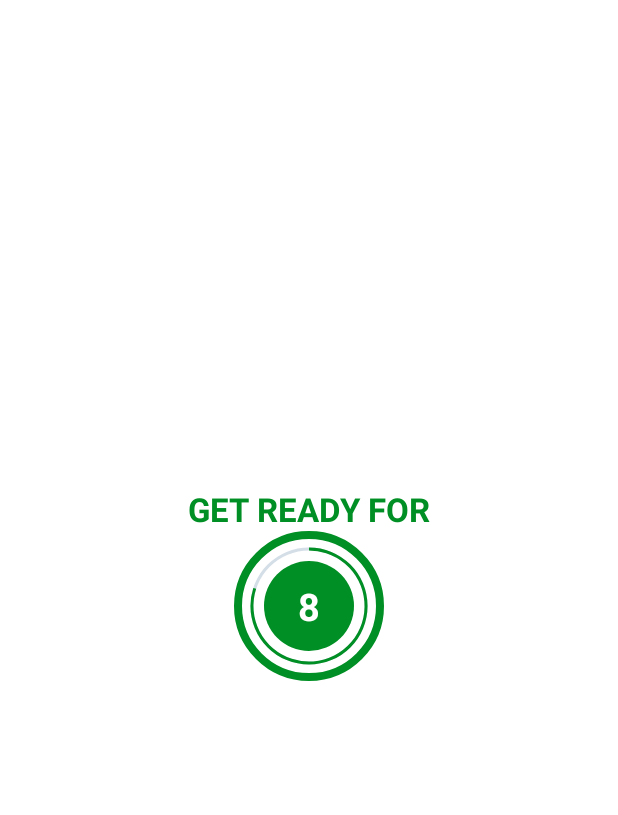
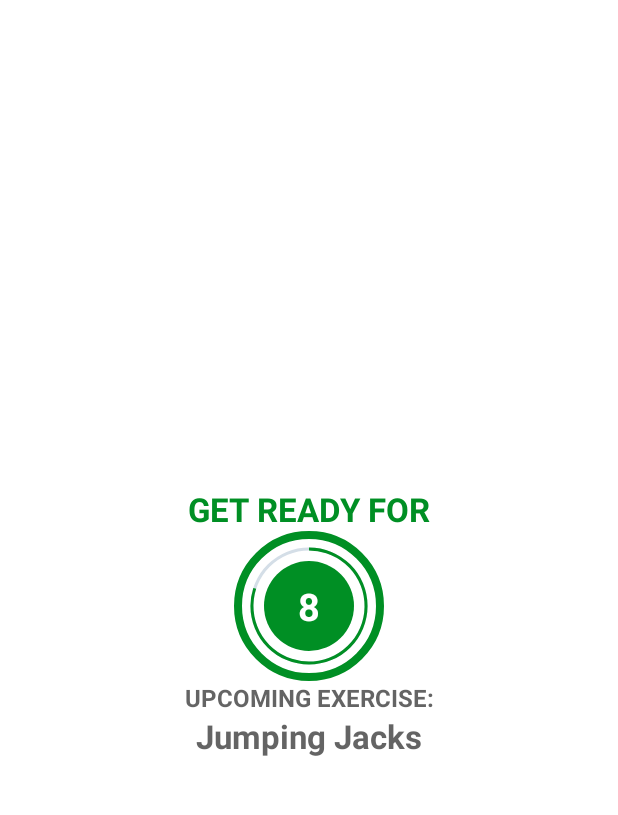
Before and after one commit to tomejake/7MinutesWorkout, an Android app: the ExerciseActivity screen opened directly, with no data from a screen before it, on a phone screen of 412 x 824 dp, the part 62-877 px from its top. Run offline under Robolectric (Android 15) with nearby library versions, the phone set to English and light mode, and no system bars.

Commit message:
Rest 상태에서 다음 운동을 알려주는 View 구현

```diff
--- a/app/src/main/java/com/example/a7minutesworkout/ExerciseActivity.kt
+++ b/app/src/main/java/com/example/a7minutesworkout/ExerciseActivity.kt
@@ -43,11 +43,16 @@ class ExerciseActivity : AppCompatActivity() {
         binding?.tvExerciseName?.visibility = View.INVISIBLE
         binding?.flExerciseView?.visibility = View.INVISIBLE
         binding?.ivImage?.visibility = View.INVISIBLE
+        binding?.tvUpcomingLabel?.visibility = View.VISIBLE
+        binding?.tvUpcomingExercise?.visibility = View.VISIBLE
 
         if(restTimer != null){
             restTimer?.cancel()
             restProcess = 0
         }
+
+        binding?.tvUpcomingExercise?.text = exerciseList!![currentExercisePosition + 1].getName()
+
         setRestProgressBar()
     }
 
@@ -58,6 +63,8 @@ class ExerciseActivity : AppCompatActivity() {
         binding?.tvExerciseName?.visibility = View.VISIBLE
         binding?.flExerciseView?.visibility = View.VISIBLE
         binding?.ivImage?.visibility = View.VISIBLE
+        binding?.tvUpcomingLabel?.visibility = View.INVISIBLE
+        binding?.tvUpcomingExercise?.visibility = View.INVISIBLE
 
         if(exerciseTimer != null){
             exerciseTimer?.cancel()
--- a/app/src/main/res/layout/activity_exercise.xml
+++ b/app/src/main/res/layout/activity_exercise.xml
@@ -74,6 +74,34 @@
         </LinearLayout>
     </FrameLayout>
 
+    <TextView
+        android:id="@+id/tvUpcomingLabel"
+        android:layout_width="wrap_content"
+        android:layout_height="wrap_content"
+        android:text="@string/upcoming_exercise"
+        android:textColor="@color/colorPrimary"
+        android:textSize="16sp"
+        android:textStyle="bold"
+        app:layout_constraintEnd_toEndOf="parent"
+        app:layout_constraintStart_toStartOf="parent"
+        app:layout_constraintTop_toBottomOf="@id/flRestView"
+        app:layout_constraintBottom_toTopOf="@+id/tvUpcomingExercise"
+        tools:visibility="visible" />
+
+    <TextView
+        android:id="@+id/tvUpcomingExercise"
+        android:layout_width="wrap_content"
+        android:layout_height="wrap_content"
+        android:text="@string/exercise_name"
+        android:textColor="@color/colorPrimary"
+        android:textSize="22sp"
+        android:textStyle="bold"
+        android:visibility="gone"
+        app:layout_constraintEnd_toEndOf="parent"
+        app:layout_constraintStart_toStartOf="parent"
+        app:layout_constraintTop_toBottomOf="@id/tvUpcomingLabel"
+        tools:visibility="visible" />
+
     <!--START-->
     <ImageView
         android:id="@+id/ivImage"
@@ -90,7 +118,7 @@
         android:id="@+id/tvExerciseName"
         android:layout_width="wrap_content"
         android:layout_height="wrap_content"
-        android:text="@string/exercisename"
+        android:text="@string/exercise_name"
         android:textColor="@color/colorAccent"
         android:textSize="22sp"
         android:textStyle="bold"
--- a/app/src/main/res/values/strings.xml
+++ b/app/src/main/res/values/strings.xml
@@ -3,6 +3,7 @@
     <string name="start">START</string>
     <string name="start_image">start image</string>
     <string name="get_ready_for">GET READY FOR</string>
-    <string name="exercisename">ExerciseName</string>
+    <string name="exercise_name">ExerciseName</string>
     <string name="image">image</string>
+    <string name="upcoming_exercise">UPCOMING EXERCISE:</string>
 </resources>
```
Also changed, not shown: 1 other file.
